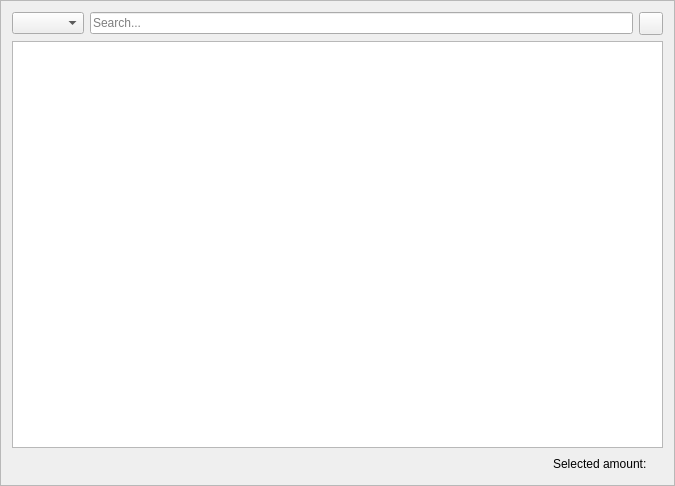
Before: the Qt Designer form src/gui/ui/coinsframe.ui in aivve/KarbowanecWallet, drawn with Qt 5.
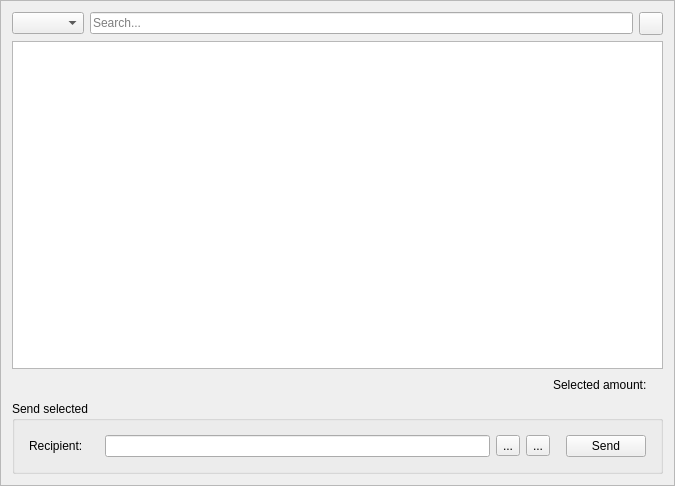
After: the same form once the commit is applied. Icons and pictures are not drawn.

Commit message: Option to send manually selected outputs from Coins tab

What changed in the file:
```diff
--- a/src/gui/ui/coinsframe.ui
+++ b/src/gui/ui/coinsframe.ui
@@ -113,6 +113,102 @@
      </item>
     </layout>
    </item>
+   <item>
+    <widget class="QGroupBox" name="groupBox">
+     <property name="minimumSize">
+      <size>
+       <width>0</width>
+       <height>50</height>
+      </size>
+     </property>
+     <property name="title">
+      <string>Send selected</string>
+     </property>
+     <layout class="QVBoxLayout" name="verticalLayout_2">
+      <item>
+       <layout class="QHBoxLayout" name="horizontalLayout">
+        <property name="leftMargin">
+         <number>5</number>
+        </property>
+        <property name="topMargin">
+         <number>5</number>
+        </property>
+        <property name="rightMargin">
+         <number>5</number>
+        </property>
+        <property name="bottomMargin">
+         <number>5</number>
+        </property>
+        <item>
+         <widget class="QLabel" name="label">
+          <property name="minimumSize">
+           <size>
+            <width>70</width>
+            <height>0</height>
+           </size>
+          </property>
+          <property name="text">
+           <string>Recipient:</string>
+          </property>
+         </widget>
+        </item>
+        <item>
+         <widget class="QLineEdit" name="m_addressEdit"/>
+        </item>
+        <item>
+         <widget class="QToolButton" name="m_addressBookButton">
+          <property name="text">
+           <string>...</string>
+          </property>
+          <property name="icon">
+           <iconset resource="../../resources.qrc">
+            <normaloff>:/icons/add_recepient</normaloff>:/icons/add_recepient</iconset>
+          </property>
+         </widget>
+        </item>
+        <item>
+         <widget class="QToolButton" name="m_pasteButton">
+          <property name="text">
+           <string>...</string>
+          </property>
+          <property name="icon">
+           <iconset resource="../../resources.qrc">
+            <normaloff>:/icons/paste</normaloff>:/icons/paste</iconset>
+          </property>
+         </widget>
+        </item>
+        <item>
+         <spacer name="horizontalSpacer_3">
+          <property name="orientation">
+           <enum>Qt::Horizontal</enum>
+          </property>
+          <property name="sizeType">
+           <enum>QSizePolicy::Fixed</enum>
+          </property>
+          <property name="sizeHint" stdset="0">
+           <size>
+            <width>10</width>
+            <height>20</height>
+           </size>
+          </property>
+         </spacer>
+        </item>
+        <item>
+         <widget class="QPushButton" name="m_sendButton">
+          <property name="text">
+           <string>Send</string>
+          </property>
+          <property name="icon">
+           <iconset resource="../../resources.qrc">
+            <normaloff>:/icons/send</normaloff>:/icons/send</iconset>
+          </property>
+         </widget>
+        </item>
+       </layout>
+      </item>
+     </layout>
+    </widget>
+   </item>
   </layout>
  </widget>
  <resources>
```
Left out of the diff: 69 changed lines with no effect on the pictures. The commit also changes 6 other files.
